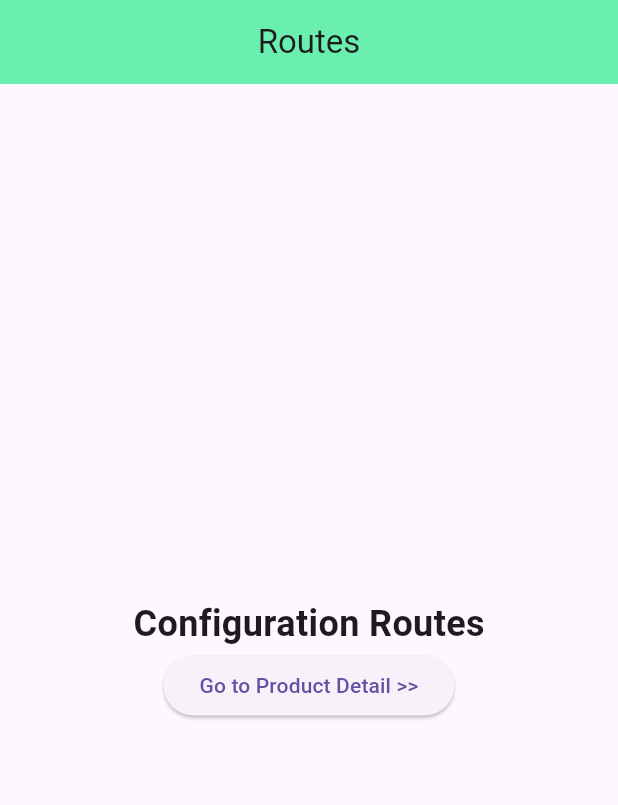
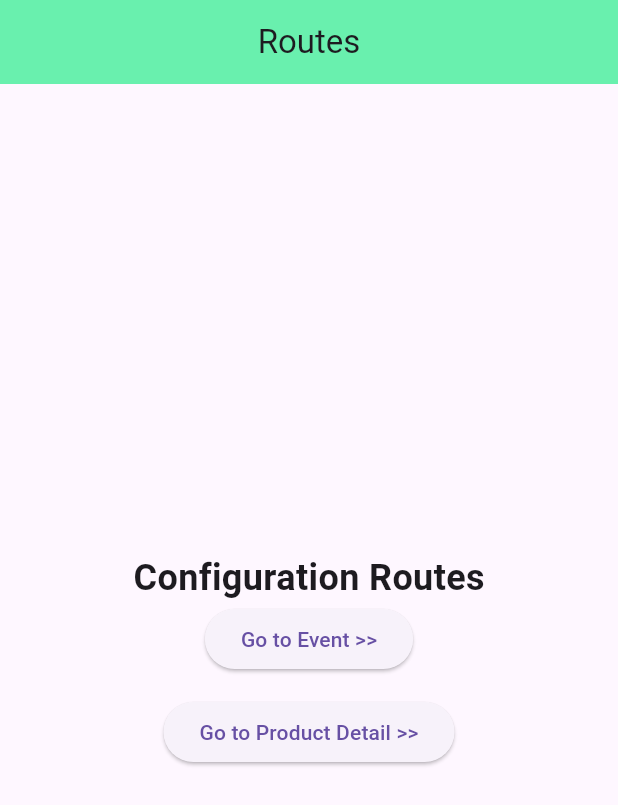
Before and after one commit to andikatrikurniawan/belajar_routes_navigation, a Flutter app: the screen it shows after launch, on a phone screen of 412 x 824 dp. Shown: the top 805 px of the screen. Run offline on Flutter 3.47's test engine with Material 3 defaults, Android fonts, the phone set to English and light mode, and no system bars; our stand-ins replace go_router, url_strategy.

Commit message:
Materi Selesai Cara menggunakan go route

```diff
--- a/lib/pages/home_page.dart
+++ b/lib/pages/home_page.dart
@@ -28,6 +28,13 @@ class _HomePageState extends State<HomePage> {
                 fontWeight: FontWeight.bold,
               ),
               ),
+               ElevatedButton(
+                onPressed: (){
+                  context.go("/homePage/event");
+                },
+                child: Text("Go to Event >>"),
+                ),
+                SizedBox(height: 14,),
               ElevatedButton(
                 onPressed: (){
                   context.go("/product-detail/123?barang=laptop&stock=200",
--- a/lib/router/app_router.dart
+++ b/lib/router/app_router.dart
@@ -1,3 +1,5 @@
+import 'package:build_with_routes/pages/event_detail_page.dart';
+import 'package:build_with_routes/pages/event_page.dart';
 import 'package:build_with_routes/pages/home_page.dart';
 import 'package:build_with_routes/pages/product_detail.dart';
 import 'package:build_with_routes/pages/product_detail_edit.dart';
@@ -13,6 +15,22 @@ class AppRouter {
         builder: (context, state) {
         return HomePage();
         },
+        routes: [
+          GoRoute(
+            path: "event",
+            builder: (context, state) {
+              return EventPage();
+             },
+            routes:[
+              GoRoute(
+              path: "detail",
+              builder: (context, state) {
+                return EventDetailPage();
+               },
+            ),
+           ]
+          ),
+        ],
       ),
       GoRoute(
         //Navigation with data
```
Also changed, not shown: lib/pages/event_detail_page.dart (added, +43 -0 lines), lib/pages/event_page.dart (added, +43 -0 lines).
